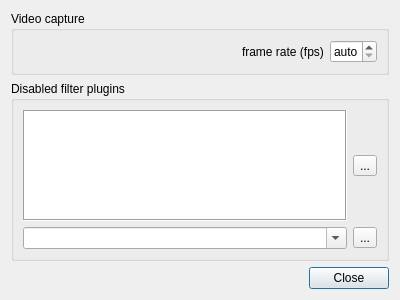
Qt form modules/olvis3/projects/OlvisExecGuiPlugin/src/dialogs/OlvisOptionsGui.ui (OFFIS-Automation/Framework) before a commit.
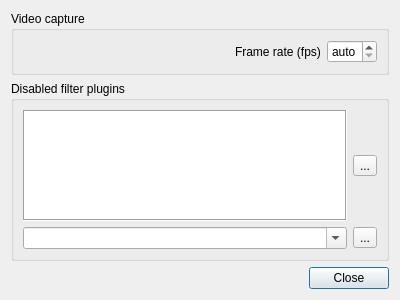
The same form after that commit. Icons and pictures are not drawn.

Diff of the .ui file:
```diff
--- a/modules/olvis3/projects/OlvisExecGuiPlugin/src/dialogs/OlvisOptionsGui.ui
+++ b/modules/olvis3/projects/OlvisExecGuiPlugin/src/dialogs/OlvisOptionsGui.ui
@@ -41,12 +41,18 @@
         <item row="0" column="0">
          <widget class="QLabel" name="frameRateLabel">
           <property name="text">
-           <string>frame rate (fps)</string>
+           <string>Frame rate (fps)</string>
           </property>
          </widget>
         </item>
         <item row="0" column="1">
          <widget class="QSpinBox" name="frameRate">
+          <property name="minimumSize">
+           <size>
+            <width>50</width>
+            <height>0</height>
+           </size>
+          </property>
           <property name="specialValueText">
            <string>auto</string>
           </property>
```
Left out of the diff: 2 changed lines with no effect on the pictures.
